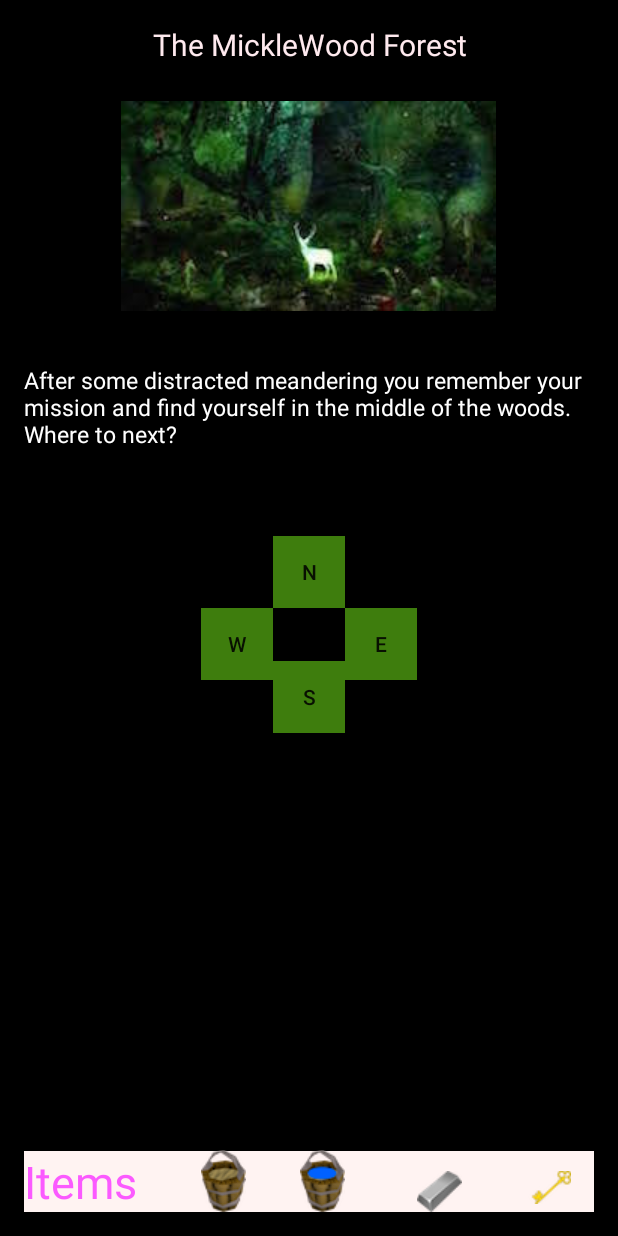
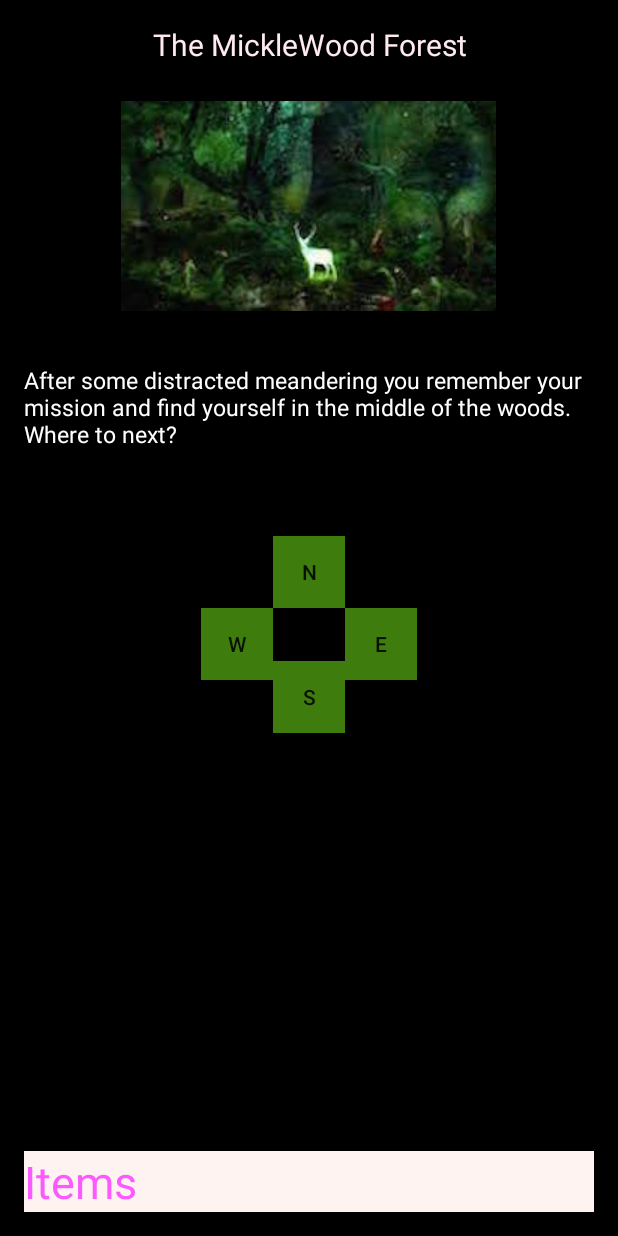
Before and after one commit to Aimee9/Android_SeekingOakhorn, an Android app: the AdventureActivity screen opened directly, with no data from a screen before it, on a phone screen of 412 x 824 dp. Run offline under Robolectric (Android 15) with nearby library versions, the phone set to English and light mode, and no system bars.

```diff
--- a/app/src/main/java/com/epicodus/seekingoakhorn/model/Location.java
+++ b/app/src/main/java/com/epicodus/seekingoakhorn/model/Location.java
@@ -11,6 +11,7 @@ public class Location {
     private Choice mEast;
     private Choice mSouth;
     private Choice mWest;
+    private boolean mIsBucket;
 
     public Location(String title, int image, String description, Choice north, Choice east, Choice south, Choice west) {
         mTitle = title;
@@ -21,6 +22,15 @@ public class Location {
         mSouth = south;
         mWest = west;
     }
+
+    public boolean isBucket() {
+        return mIsBucket;
+    }
+
+    public void getBucket(boolean isBucket) {
+        mIsBucket = isBucket;
+    }
+
 
     public String getTitle() {
         return mTitle;
--- a/app/src/main/java/com/epicodus/seekingoakhorn/model/LocationLibrary.java
+++ b/app/src/main/java/com/epicodus/seekingoakhorn/model/LocationLibrary.java
@@ -34,7 +34,7 @@ public class LocationLibrary {
         mLocations[2] = new Location(
                 "Roar! A Firebreathing Dragon!",
                 R.drawable.dragon,
-                "You need water to stop his fire.  Then you can get his spit.",
+                "You need water to stop his fire.  Then you can get a scale.",
                 new Choice(2),
                 new Choice(2),
                 new Choice(2),
@@ -61,7 +61,7 @@ public class LocationLibrary {
         mLocations[5] = new Location(
                 "Dry Well",
                 R.drawable.well,
-                "You got a bucket!  Too bad there is no water here to fill it",
+                "You got a bucket!  Too bad there is no water here to fill it.",
                 new Choice(5),
                 new Choice(5),
                 new Choice(5),
@@ -115,7 +115,7 @@ public class LocationLibrary {
         mLocations[11] = new Location(
                 "Wizard",
                 R.drawable.wizard,
-                "You find a wizard intent on his studies.  He looks up when you walk in and knows immediately what you need.  He tells you to bring him dragon spit and lead and he can make a golden key for you.",
+                "You find a wizard intent on his studies.  He looks up when you walk in and knows immediately what you need.  He tells you to bring him a dragon scale and lead and he can make a golden key for you.",
                 new Choice(11),
                 new Choice(11),
                 new Choice(11),
--- a/app/src/main/java/com/epicodus/seekingoakhorn/ui/AdventureActivity.java
+++ b/app/src/main/java/com/epicodus/seekingoakhorn/ui/AdventureActivity.java
@@ -14,9 +14,15 @@ import com.epicodus.seekingoakhorn.model.LocationLibrary;
 public class AdventureActivity extends AppCompatActivity {
 
     private LocationLibrary mLocationLibrary = new LocationLibrary();
-    private  TextView mTitleText;
+    private TextView mTitleText;
     private ImageView mImageView;
     private TextView mDescriptionText;
+
+    private ImageView mEmptyBucket;
+    private ImageView mFilledBucket;
+    private ImageView mDragonScale;
+    private ImageView mLeadBar;
+    private ImageView mGoldenKey;
 
     private Button mNorthButton;
     private Button mEastButton;
@@ -29,16 +35,28 @@ public class AdventureActivity extends AppCompatActivity {
         super.onCreate(savedInstanceState);
         setContentView(R.layout.activity_adventure);
 
-        mTitleText = (TextView)findViewById(R.id.titleText);
-        mImageView = (ImageView)findViewById(R.id.mainImage);
-        mDescriptionText = (TextView)findViewById(R.id.descriptionText);
+        mTitleText = (TextView) findViewById(R.id.titleText);
+        mImageView = (ImageView) findViewById(R.id.mainImage);
+        mDescriptionText = (TextView) findViewById(R.id.descriptionText);
 
-        mNorthButton = (Button)findViewById(R.id.northButton);
-        mEastButton = (Button)findViewById(R.id.eastButton);
-        mSouthButton = (Button)findViewById(R.id.southButton);
-        mWestButton = (Button)findViewById(R.id.westButton);
+        mEmptyBucket = (ImageView) findViewById(R.id.emptyBucketImage);
+        mFilledBucket = (ImageView) findViewById(R.id.filledBucketImage);
+        mDragonScale = (ImageView)findViewById(R.id.scaleImage);
+        mLeadBar = (ImageView) findViewById(R.id.leadImage);
+        mGoldenKey = (ImageView) findViewById(R.id.keyImage);
+
+        mNorthButton = (Button) findViewById(R.id.northButton);
+        mEastButton = (Button) findViewById(R.id.eastButton);
+        mSouthButton = (Button) findViewById(R.id.southButton);
+        mWestButton = (Button) findViewById(R.id.westButton);
 
         loadLocation(0);
+        mEmptyBucket.setVisibility(View.INVISIBLE);
+        mFilledBucket.setVisibility(View.INVISIBLE);
+        mDragonScale.setVisibility(View.INVISIBLE);
+        mLeadBar.setVisibility(View.INVISIBLE);
+        mGoldenKey.setVisibility(View.INVISIBLE);
+
     }
 
 
@@ -49,6 +67,11 @@ public class AdventureActivity extends AppCompatActivity {
         mTitleText.setText(mCurrentLocation.getTitle());
         mImageView.setImageResource(mCurrentLocation.getImage());
         mDescriptionText.setText(mCurrentLocation.getDescription());
+
+        if(mCurrentLocation.isBucket()) {
+            mEmptyBucket.setVisibility(View.VISIBLE);
+
+        }
 
         mNorthButton.setOnClickListener(new View.OnClickListener() {
             @Override
--- a/app/src/main/java/com/epicodus/seekingoakhorn/ui/MainActivity.java
+++ b/app/src/main/java/com/epicodus/seekingoakhorn/ui/MainActivity.java
@@ -71,6 +71,7 @@ public class MainActivity extends AppCompatActivity {
         User user = User.find(username);
         if(user !=null) {
             mUser = user;
+            mUserName.setText(username);
         } else {
             mUser = new User(username);
             mUserName.setText(username);
--- a/app/src/main/res/layout/activity_adventure.xml
+++ b/app/src/main/res/layout/activity_adventure.xml
@@ -132,9 +132,18 @@
         android:layout_width="wrap_content"
         android:layout_height="wrap_content"
         android:id="@+id/filledBucketImage"
-        android:layout_alignTop="@+id/emptyBucketImage"
         android:src="@drawable/filled_bucket"
-        android:layout_toStartOf="@+id/eastButton"
-        android:layout_toLeftOf="@+id/eastButton"/>
+        android:layout_alignParentBottom="true"
+        android:layout_alignLeft="@+id/southButton"
+        android:layout_alignStart="@+id/southButton"/>
+
+    <ImageView
+        android:layout_width="wrap_content"
+        android:layout_height="wrap_content"
+        android:id="@+id/scaleImage"
+        android:src="@drawable/scale"
+        android:layout_alignTop="@+id/itemText"
+        android:layout_toRightOf="@+id/southButton"
+        android:layout_toEndOf="@+id/southButton"/>
 
 </RelativeLayout>
```
Also changed, not shown: app/src/main/res/drawable/boat.jpeg (added), app/src/main/res/drawable/caged_unicorn.jpg (added), app/src/main/res/drawable/cave.jpg (added), app/src/main/res/drawable/crossroads.jpg (added), app/src/main/res/drawable/dragon.jpg (added), app/src/main/res/drawable/free_unicorn.jpg (added), app/src/main/res/drawable/gnome.jpg (added), app/src/main/res/drawable/lake.jpg (added), app/src/main/res/drawable/scale.png (added), app/src/main/res/drawable/shrubbery.jpeg (added), app/src/main/res/drawable/spooky.jpg (added), app/src/main/res/drawable/well.jpg (added), app/src/main/res/drawable/wizard.jpg (added).
